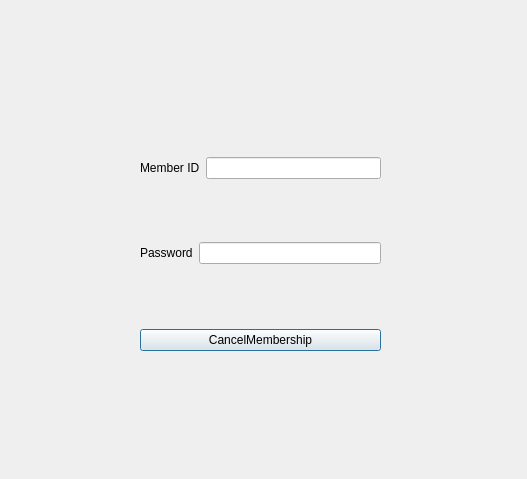
Above: Login/window_cancelmembership.ui from Nilsae/LibraryManagementSystem before the change. Below: the same form after it.
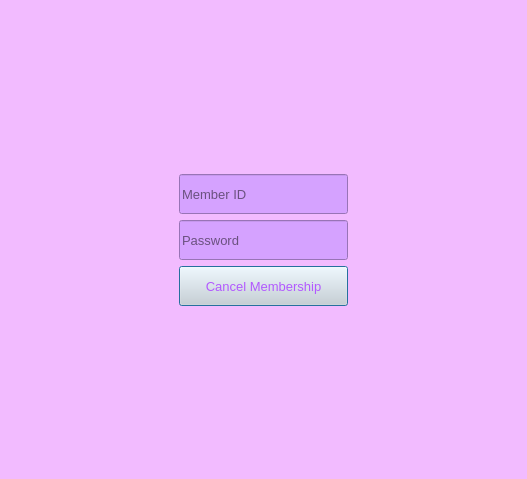
That is the form after the change. Icons and pictures are not drawn.

Patch:
```diff
--- a/Login/window_cancelmembership.ui
+++ b/Login/window_cancelmembership.ui
@@ -13,63 +13,125 @@
   <property name="windowTitle">
    <string>Dialog</string>
   </property>
-  <widget class="QWidget" name="layoutWidget">
-   <property name="geometry">
-    <rect>
-     <x>140</x>
-     <y>100</y>
-     <width>241</width>
-     <height>251</height>
-    </rect>
-   </property>
-   <layout class="QVBoxLayout" name="verticalLayout_2">
-    <item>
-     <layout class="QVBoxLayout" name="verticalLayout">
-      <item>
-       <layout class="QHBoxLayout" name="horizontalLayout"/>
-      </item>
-      <item>
-       <layout class="QHBoxLayout" name="horizontalLayout_2"/>
-      </item>
-      <item>
-       <layout class="QHBoxLayout" name="horizontalLayout_3">
-        <item>
-         <widget class="QLabel" name="label_AccountType">
-          <property name="text">
-           <string>Member ID</string>
-          </property>
-         </widget>
-        </item>
-        <item>
-         <widget class="QLineEdit" name="lineEdit_MemberId"/>
-        </item>
-       </layout>
-      </item>
-      <item>
-       <layout class="QHBoxLayout" name="horizontalLayout_4">
-        <item>
-         <widget class="QLabel" name="label_ExpireDate">
-          <property name="text">
-           <string>Password</string>
-          </property>
-         </widget>
-        </item>
-        <item>
-         <widget class="QLineEdit" name="lineEdit_Password"/>
-        </item>
-       </layout>
-      </item>
-     </layout>
-    </item>
-    <item>
-     <widget class="QPushButton" name="pushButton_CacnelMembership">
-      <property name="text">
-       <string>CancelMembership</string>
-      </property>
-     </widget>
-    </item>
-   </layout>
-  </widget>
+  <property name="styleSheet">
+   <string notr="true">background-color: rgb(242, 187, 255);</string>
+  </property>
+  <layout class="QVBoxLayout" name="verticalLayout">
+   <item>
+    <layout class="QGridLayout" name="gridLayout">
+     <item row="2" column="2">
+      <spacer name="horizontalSpacer_2">
+       <property name="orientation">
+        <enum>Qt::Horizontal</enum>
+       </property>
+       <property name="sizeHint" stdset="0">
+        <size>
+         <width>40</width>
+         <height>20</height>
+        </size>
+       </property>
+      </spacer>
+     </item>
+     <item row="3" column="1">
+      <widget class="QPushButton" name="pushButton_CacnelMembership">
+       <property name="maximumSize">
+        <size>
+         <width>230</width>
+         <height>40</height>
+        </size>
+       </property>
+       <property name="font">
+        <font>
+         <family>Microsoft Sans Serif</family>
+         <pointsize>10</pointsize>
+        </font>
+       </property>
+       <property name="styleSheet">
+        <string notr="true">background-color: rgb(216, 216, 216);
+color: rgb(178, 89, 255);</string>
+       </property>
+       <property name="text">
+        <string>Cancel Membership</string>
+       </property>
+      </widget>
+     </item>
+     <item row="2" column="1">
+      <widget class="QLineEdit" name="lineEdit_Password">
+       <property name="maximumSize">
+        <size>
+         <width>230</width>
+         <height>40</height>
+        </size>
+       </property>
+       <property name="font">
+        <font>
+         <family>Microsoft Sans Serif</family>
+         <pointsize>10</pointsize>
+        </font>
+       </property>
+       <property name="styleSheet">
+        <string notr="true">background-color: rgb(213, 162, 255);</string>
+       </property>
+       <property name="placeholderText">
+        <string>Password</string>
+       </property>
+      </widget>
+     </item>
+     <item row="2" column="0">
+      <spacer name="horizontalSpacer">
+       <property name="orientation">
+        <enum>Qt::Horizontal</enum>
+       </property>
+       <property name="sizeHint" stdset="0">
+        <size>
+         <width>40</width>
+         <height>20</height>
+        </size>
+       </property>
+      </spacer>
+     </item>
+     <item row="1" column="1">
+      <widget class="QLineEdit" name="lineEdit_MemberId">
+       <property name="maximumSize">
+        <size>
+         <width>230</width>
+         <height>40</height>
+        </size>
+       </property>
+       <property name="font">
+        <font>
+         <family>Microsoft Sans Serif</family>
+         <pointsize>10</pointsize>
+        </font>
+       </property>
+       <property name="styleSheet">
+        <string notr="true">background-color: rgb(213, 162, 255);</string>
+       </property>
+       <property name="placeholderText">
+        <string>Member ID</string>
+       </property>
+      </widget>
+     </item>
+     <item row="4" column="1">
+      <widget class="QLabel" name="label">
+       <property name="text">
+        <string/>
+       </property>
+      </widget>
+     </item>
+     <item row="0" column="1">
+      <widget class="QLabel" name="label_2">
+       <property name="text">
+        <string/>
+       </property>
+       <property name="pixmap">
+        <pixmap resource="image.qrc">:/img/img/redel.png</pixmap>
+       </property>
+      </widget>
+     </item>
+    </layout>
+   </item>
+  </layout>
  </widget>
  <resources/>
  <connections/>
```
Left out of the diff: 4 changed lines with no effect on the pictures.
